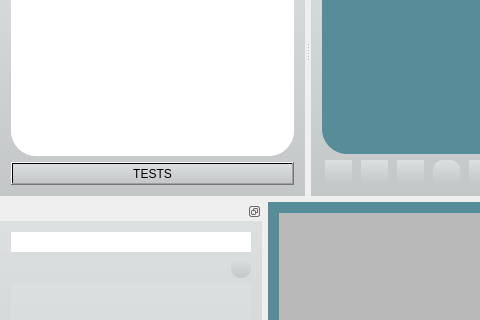
First picture: the form in mainwindow.ui, repository nicoctopus/octopus, before the edit; both pictures show x 0 to 480 and y 111 to 431 of the 1191 by 770 pixel window.
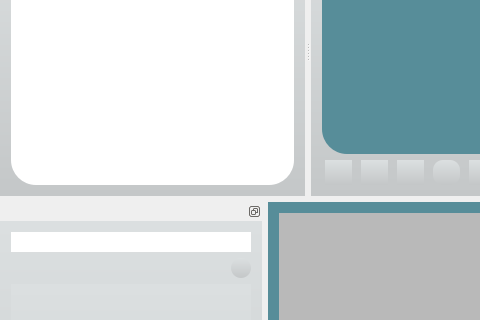
Second picture: the form after the edit. Icons and pictures are not drawn. Custom widgets are drawn as their Qt base class.

Diff of the .ui file:
```diff
--- a/mainwindow.ui
+++ b/mainwindow.ui
@@ -304,13 +304,6 @@
        </property>
       </widget>
      </item>
-     <item>
-      <widget class="QPushButton" name="pushButtonTEST">
-       <property name="text">
-        <string>TESTS</string>
-       </property>
-      </widget>
-     </item>
     </layout>
    </widget>
   </widget>
```
